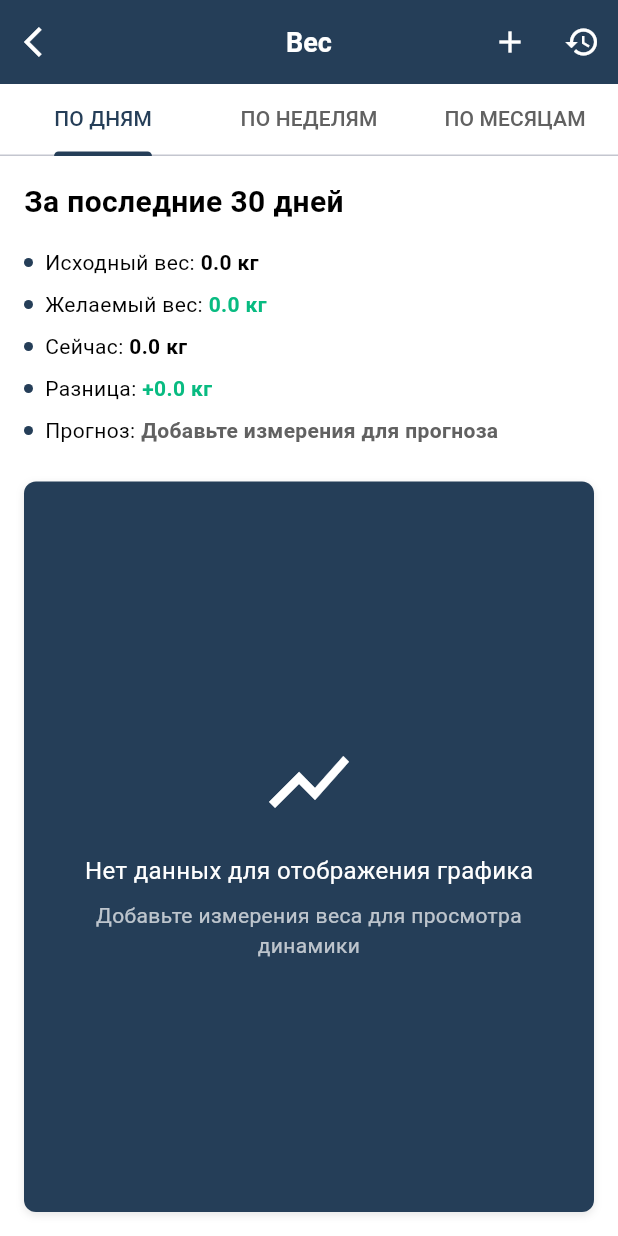
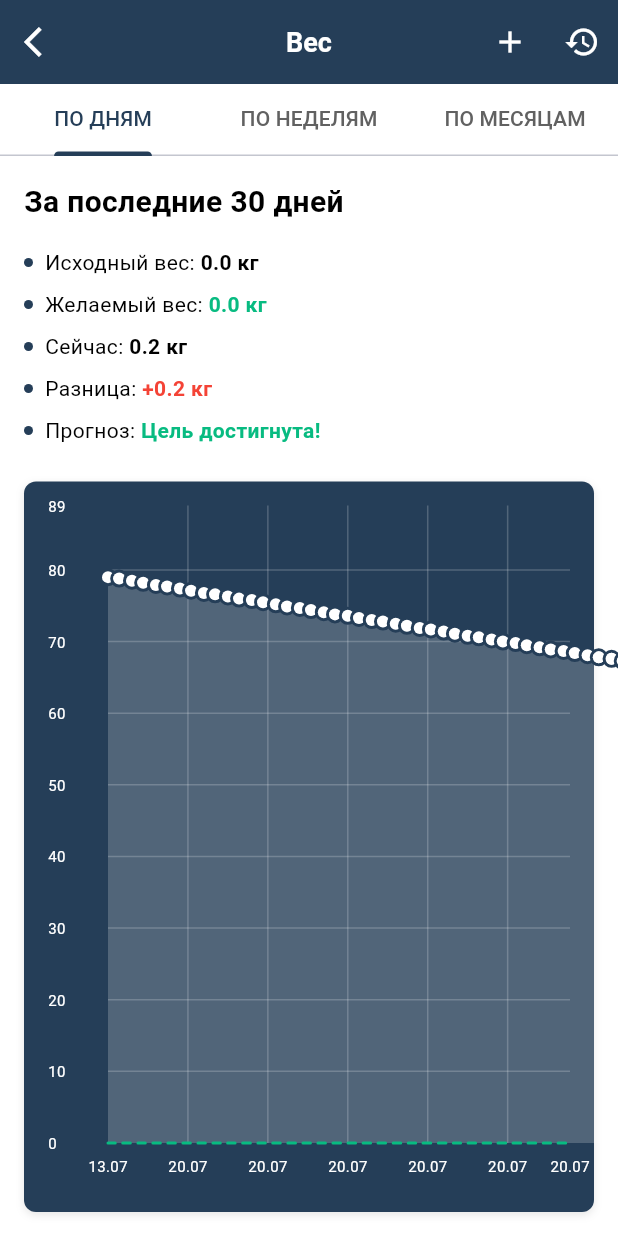
Before and after one commit to Nykolayr/tochka_balansa, a Flutter app: the WeightPage screen opened by its route, on a phone screen of 412 x 824 dp. Run offline on Flutter 3.47's test engine with Material 3 defaults, Android fonts, the phone set to English and light mode, and no system bars; drawn by our look-alikes of fl_chart; our stand-ins replace bloc, dio, equatable, flutter_bloc, flutter_secure_storage, flutter_svg and 10 more; missing offline and left inert: flutter_easylogger, flutter_keyboard_size, mobile_scanner; accounts and stored records are empty; statements that could not run were skipped.

Commit message:
тест для графика

```diff
--- /dev/null
+++ b/lib/core/constants/test_data.dart
@@ -0,0 +1,316 @@
+class TestData {
+  static const List<Map<String, dynamic>> weightData = [
+    {'daysOffset': 0, 'weight': 85.0},
+    {'daysOffset': 3, 'weight': 84.8},
+    {'daysOffset': 7, 'weight': 84.5},
+    {'daysOffset': 12, 'weight': 84.2},
+    {'daysOffset': 18, 'weight': 83.9},
+    {'daysOffset': 25, 'weight': 83.7},
+    {'daysOffset': 32, 'weight': 83.4},
+    {'daysOffset': 40, 'weight': 83.1},
+    {'daysOffset': 48, 'weight': 82.8},
+    {'daysOffset': 55, 'weight': 82.5},
+    {'daysOffset': 63, 'weight': 82.3},
+    {'daysOffset': 70, 'weight': 82.0},
+    {'daysOffset': 78, 'weight': 81.8},
+    {'daysOffset': 85, 'weight': 81.5},
+    {'daysOffset': 93, 'weight': 81.2},
+    {'daysOffset': 100, 'weight': 80.9},
+    {'daysOffset': 108, 'weight': 80.7},
+    {'daysOffset': 115, 'weight': 80.4},
+    {'daysOffset': 123, 'weight': 80.1},
+    {'daysOffset': 130, 'weight': 79.8},
+    {'daysOffset': 138, 'weight': 79.6},
+    {'daysOffset': 145, 'weight': 79.3},
+    {'daysOffset': 153, 'weight': 79.0},
+    {'daysOffset': 160, 'weight': 78.8},
+    {'daysOffset': 168, 'weight': 78.5},
+    {'daysOffset': 175, 'weight': 78.2},
+    {'daysOffset': 183, 'weight': 77.9},
+    {'daysOffset': 190, 'weight': 77.7},
+    {'daysOffset': 198, 'weight': 77.4},
+    {'daysOffset': 205, 'weight': 77.1},
+    {'daysOffset': 213, 'weight': 76.8},
+    {'daysOffset': 220, 'weight': 76.6},
+    {'daysOffset': 228, 'weight': 76.3},
+    {'daysOffset': 235, 'weight': 76.0},
+    {'daysOffset': 243, 'weight': 75.8},
+    {'daysOffset': 250, 'weight': 75.5},
+    {'daysOffset': 258, 'weight': 75.2},
+    {'daysOffset': 265, 'weight': 74.9},
+    {'daysOffset': 273, 'weight': 74.7},
+    {'daysOffset': 280, 'weight': 74.4},
+    {'daysOffset': 288, 'weight': 74.1},
+    {'daysOffset': 295, 'weight': 73.8},
+    {'daysOffset': 303, 'weight': 73.6},
+    {'daysOffset': 310, 'weight': 73.3},
+    {'daysOffset': 318, 'weight': 73.0},
+    {'daysOffset': 325, 'weight': 72.8},
+    {'daysOffset': 333, 'weight': 72.5},
+    {'daysOffset': 340, 'weight': 72.2},
+    {'daysOffset': 348, 'weight': 71.9},
+    {'daysOffset': 355, 'weight': 71.7},
+    {'daysOffset': 363, 'weight': 71.4},
+    {'daysOffset': 370, 'weight': 71.1},
+    {'daysOffset': 378, 'weight': 70.8},
+    {'daysOffset': 385, 'weight': 70.6},
+    {'daysOffset': 393, 'weight': 70.3},
+    {'daysOffset': 400, 'weight': 70.0},
+    {'daysOffset': 408, 'weight': 69.8},
+    {'daysOffset': 415, 'weight': 69.5},
+    {'daysOffset': 423, 'weight': 69.2},
+    {'daysOffset': 430, 'weight': 68.9},
+    {'daysOffset': 438, 'weight': 68.7},
+    {'daysOffset': 445, 'weight': 68.4},
+    {'daysOffset': 453, 'weight': 68.1},
+    {'daysOffset': 460, 'weight': 67.8},
+    {'daysOffset': 468, 'weight': 67.6},
+    {'daysOffset': 475, 'weight': 67.3},
+    {'daysOffset': 482, 'weight': 67.0},
+    {'daysOffset': 490, 'weight': 66.8},
+    {'daysOffset': 497, 'weight': 66.5},
+    {'daysOffset': 505, 'weight': 66.2},
+    {'daysOffset': 512, 'weight': 65.9},
+    {'daysOffset': 520, 'weight': 65.7},
+    {'daysOffset': 527, 'weight': 65.4},
+    {'daysOffset': 535, 'weight': 65.1},
+    {'daysOffset': 542, 'weight': 64.8},
+    {'daysOffset': 550, 'weight': 64.6},
+    {'daysOffset': 557, 'weight': 64.3},
+    {'daysOffset': 565, 'weight': 64.0},
+    {'daysOffset': 572, 'weight': 63.8},
+    {'daysOffset': 580, 'weight': 63.5},
+    {'daysOffset': 587, 'weight': 63.2},
+    {'daysOffset': 595, 'weight': 62.9},
+    {'daysOffset': 602, 'weight': 62.7},
+    {'daysOffset': 610, 'weight': 62.4},
+    {'daysOffset': 617, 'weight': 62.1},
+    {'daysOffset': 625, 'weight': 61.8},
+    {'daysOffset': 632, 'weight': 61.6},
+    {'daysOffset': 640, 'weight': 61.3},
+    {'daysOffset': 647, 'weight': 61.0},
+    {'daysOffset': 655, 'weight': 60.8},
+    {'daysOffset': 662, 'weight': 60.5},
+    {'daysOffset': 670, 'weight': 60.2},
+    {'daysOffset': 677, 'weight': 59.9},
+    {'daysOffset': 685, 'weight': 59.7},
+    {'daysOffset': 692, 'weight': 59.4},
+    {'daysOffset': 700, 'weight': 59.1},
+    {'daysOffset': 707, 'weight': 58.8},
+    {'daysOffset': 715, 'weight': 58.6},
+    {'daysOffset': 722, 'weight': 58.3},
+    {'daysOffset': 730, 'weight': 58.0},
+    {'daysOffset': 737, 'weight': 57.8},
+    {'daysOffset': 745, 'weight': 57.5},
+    {'daysOffset': 752, 'weight': 57.2},
+    {'daysOffset': 760, 'weight': 56.9},
+    {'daysOffset': 767, 'weight': 56.7},
+    {'daysOffset': 775, 'weight': 56.4},
+    {'daysOffset': 782, 'weight': 56.1},
+    {'daysOffset': 790, 'weight': 55.8},
+    {'daysOffset': 797, 'weight': 55.6},
+    {'daysOffset': 805, 'weight': 55.3},
+    {'daysOffset': 812, 'weight': 55.0},
+    {'daysOffset': 820, 'weight': 54.8},
+    {'daysOffset': 827, 'weight': 54.5},
+    {'daysOffset': 835, 'weight': 54.2},
+    {'daysOffset': 842, 'weight': 53.9},
+    {'daysOffset': 850, 'weight': 53.7},
+    {'daysOffset': 857, 'weight': 53.4},
+    {'daysOffset': 865, 'weight': 53.1},
+    {'daysOffset': 872, 'weight': 52.8},
+    {'daysOffset': 880, 'weight': 52.6},
+    {'daysOffset': 887, 'weight': 52.3},
+    {'daysOffset': 895, 'weight': 52.0},
+    {'daysOffset': 902, 'weight': 51.8},
+    {'daysOffset': 910, 'weight': 51.5},
+    {'daysOffset': 917, 'weight': 51.2},
+    {'daysOffset': 925, 'weight': 50.9},
+    {'daysOffset': 932, 'weight': 50.7},
+    {'daysOffset': 940, 'weight': 50.4},
+    {'daysOffset': 947, 'weight': 50.1},
+    {'daysOffset': 955, 'weight': 49.8},
+    {'daysOffset': 962, 'weight': 49.6},
+    {'daysOffset': 970, 'weight': 49.3},
+    {'daysOffset': 977, 'weight': 49.0},
+    {'daysOffset': 985, 'weight': 48.8},
+    {'daysOffset': 992, 'weight': 48.5},
+    {'daysOffset': 1000, 'weight': 48.2},
+    {'daysOffset': 1007, 'weight': 47.9},
+    {'daysOffset': 1015, 'weight': 47.7},
+    {'daysOffset': 1022, 'weight': 47.4},
+    {'daysOffset': 1030, 'weight': 47.1},
+    {'daysOffset': 1037, 'weight': 46.8},
+    {'daysOffset': 1045, 'weight': 46.6},
+    {'daysOffset': 1052, 'weight': 46.3},
+    {'daysOffset': 1060, 'weight': 46.0},
+    {'daysOffset': 1067, 'weight': 45.8},
+    {'daysOffset': 1075, 'weight': 45.5},
+    {'daysOffset': 1082, 'weight': 45.2},
+    {'daysOffset': 1090, 'weight': 44.9},
+    {'daysOffset': 1097, 'weight': 44.7},
+    {'daysOffset': 1105, 'weight': 44.4},
+    {'daysOffset': 1112, 'weight': 44.1},
+    {'daysOffset': 1120, 'weight': 43.8},
+    {'daysOffset': 1127, 'weight': 43.6},
+    {'daysOffset': 1135, 'weight': 43.3},
+    {'daysOffset': 1142, 'weight': 43.0},
+    {'daysOffset': 1150, 'weight': 42.8},
+    {'daysOffset': 1157, 'weight': 42.5},
+    {'daysOffset': 1165, 'weight': 42.2},
+    {'daysOffset': 1172, 'weight': 41.9},
+    {'daysOffset': 1180, 'weight': 41.7},
+    {'daysOffset': 1187, 'weight': 41.4},
+    {'daysOffset': 1195, 'weight': 41.1},
+    {'daysOffset': 1202, 'weight': 40.8},
+    {'daysOffset': 1210, 'weight': 40.6},
+    {'daysOffset': 1217, 'weight': 40.3},
+    {'daysOffset': 1225, 'weight': 40.0},
+    {'daysOffset': 1232, 'weight': 39.8},
+    {'daysOffset': 1240, 'weight': 39.5},
+    {'daysOffset': 1247, 'weight': 39.2},
+    {'daysOffset': 1255, 'weight': 38.9},
+    {'daysOffset': 1262, 'weight': 38.7},
+    {'daysOffset': 1270, 'weight': 38.4},
+    {'daysOffset': 1277, 'weight': 38.1},
+    {'daysOffset': 1285, 'weight': 37.8},
+    {'daysOffset': 1292, 'weight': 37.6},
+    {'daysOffset': 1300, 'weight': 37.3},
+    {'daysOffset': 1307, 'weight': 37.0},
+    {'daysOffset': 1315, 'weight': 36.8},
+    {'daysOffset': 1322, 'weight': 36.5},
+    {'daysOffset': 1330, 'weight': 36.2},
+    {'daysOffset': 1337, 'weight': 35.9},
+    {'daysOffset': 1345, 'weight': 35.7},
+    {'daysOffset': 1352, 'weight': 35.4},
+    {'daysOffset': 1360, 'weight': 35.1},
+    {'daysOffset': 1367, 'weight': 34.8},
+    {'daysOffset': 1375, 'weight': 34.6},
+    {'daysOffset': 1382, 'weight': 34.3},
+    {'daysOffset': 1390, 'weight': 34.0},
+    {'daysOffset': 1397, 'weight': 33.8},
+    {'daysOffset': 1405, 'weight': 33.5},
+    {'daysOffset': 1412, 'weight': 33.2},
+    {'daysOffset': 1420, 'weight': 32.9},
+    {'daysOffset': 1427, 'weight': 32.7},
+    {'daysOffset': 1435, 'weight': 32.4},
+    {'daysOffset': 1442, 'weight': 32.1},
+    {'daysOffset': 1450, 'weight': 31.8},
+    {'daysOffset': 1457, 'weight': 31.6},
+    {'daysOffset': 1465, 'weight': 31.3},
+    {'daysOffset': 1472, 'weight': 31.0},
+    {'daysOffset': 1480, 'weight': 30.8},
+    {'daysOffset': 1487, 'weight': 30.5},
+    {'daysOffset': 1495, 'weight': 30.2},
+    {'daysOffset': 1502, 'weight': 29.9},
+    {'daysOffset': 1510, 'weight': 29.7},
+    {'daysOffset': 1517, 'weight': 29.4},
+    {'daysOffset': 1525, 'weight': 29.1},
+    {'daysOffset': 1532, 'weight': 28.8},
+    {'daysOffset': 1540, 'weight': 28.6},
+    {'daysOffset': 1547, 'weight': 28.3},
+    {'daysOffset': 1555, 'weight': 28.0},
+    {'daysOffset': 1562, 'weight': 27.8},
+    {'daysOffset': 1570, 'weight': 27.5},
+    {'daysOffset': 1577, 'weight': 27.2},
+    {'daysOffset': 1585, 'weight': 26.9},
+    {'daysOffset': 1592, 'weight': 26.7},
+    {'daysOffset': 1600, 'weight': 26.4},
+    {'daysOffset': 1607, 'weight': 26.1},
+    {'daysOffset': 1615, 'weight': 25.8},
+    {'daysOffset': 1622, 'weight': 25.6},
+    {'daysOffset': 1630, 'weight': 25.3},
+    {'daysOffset': 1637, 'weight': 25.0},
+    {'daysOffset': 1645, 'weight': 24.8},
+    {'daysOffset': 1652, 'weight': 24.5},
+    {'daysOffset': 1660, 'weight': 24.2},
+    {'daysOffset': 1667, 'weight': 23.9},
+    {'daysOffset': 1675, 'weight': 23.7},
+    {'daysOffset': 1682, 'weight': 23.4},
+    {'daysOffset': 1690, 'weight': 23.1},
+    {'daysOffset': 1697, 'weight': 22.8},
+    {'daysOffset': 1705, 'weight': 22.6},
+    {'daysOffset': 1712, 'weight': 22.3},
+    {'daysOffset': 1720, 'weight': 22.0},
+    {'daysOffset': 1727, 'weight': 21.8},
+    {'daysOffset': 1735, 'weight': 21.5},
+    {'daysOffset': 1742, 'weight': 21.2},
+    {'daysOffset': 1750, 'weight': 20.9},
+    {'daysOffset': 1757, 'weight': 20.7},
+    {'daysOffset': 1765, 'weight': 20.4},
+    {'daysOffset': 1772, 'weight': 20.1},
+    {'daysOffset': 1780, 'weight': 19.8},
+    {'daysOffset': 1787, 'weight': 19.6},
+    {'daysOffset': 1795, 'weight': 19.3},
+    {'daysOffset': 1802, 'weight': 19.0},
+    {'daysOffset': 1810, 'weight': 18.8},
+    {'daysOffset': 1817, 'weight': 18.5},
+    {'daysOffset': 1825, 'weight': 18.2},
+    {'daysOffset': 1832, 'weight': 17.9},
+    {'daysOffset': 1840, 'weight': 17.7},
+    {'daysOffset': 1847, 'weight': 17.4},
+    {'daysOffset': 1855, 'weight': 17.1},
+    {'daysOffset': 1862, 'weight': 16.8},
+    {'daysOffset': 1870, 'weight': 16.6},
+    {'daysOffset': 1877, 'weight': 16.3},
+    {'daysOffset': 1885, 'weight': 16.0},
+    {'daysOffset': 1892, 'weight': 15.8},
+    {'daysOffset': 1900, 'weight': 15.5},
+    {'daysOffset': 1907, 'weight': 15.2},
+    {'daysOffset': 1915, 'weight': 14.9},
+    {'daysOffset': 1922, 'weight': 14.7},
+    {'daysOffset': 1930, 'weight': 14.4},
+    {'daysOffset': 1937, 'weight': 14.1},
+    {'daysOffset': 1945, 'weight': 13.8},
+    {'daysOffset': 1952, 'weight': 13.6},
+    {'daysOffset': 1960, 'weight': 13.3},
+    {'daysOffset': 1967, 'weight': 13.0},
+    {'daysOffset': 1975, 'weight': 12.8},
+    {'daysOffset': 1982, 'weight': 12.5},
+    {'daysOffset': 1990, 'weight': 12.2},
+    {'daysOffset': 1997, 'weight': 11.9},
+    {'daysOffset': 2005, 'weight': 11.7},
+    {'daysOffset': 2012, 'weight': 11.4},
+    {'daysOffset': 2020, 'weight': 11.1},
+    {'daysOffset': 2027, 'weight': 10.8},
+    {'daysOffset': 2035, 'weight': 10.6},
+    {'daysOffset': 2042, 'weight': 10.3},
+    {'daysOffset': 2050, 'weight': 10.0},
+    {'daysOffset': 2057, 'weight': 9.8},
+    {'daysOffset': 2065, 'weight': 9.5},
+    {'daysOffset': 2072, 'weight': 9.2},
+    {'daysOffset': 2080, 'weight': 8.9},
+    {'daysOffset': 2087, 'weight': 8.7},
+    {'daysOffset': 2095, 'weight': 8.4},
+    {'daysOffset': 2102, 'weight': 8.1},
+    {'daysOffset': 2110, 'weight': 7.8},
+    {'daysOffset': 2117, 'weight': 7.6},
+    {'daysOffset': 2125, 'weight': 7.3},
+    {'daysOffset': 2132, 'weight': 7.0},
+    {'daysOffset': 2140, 'weight': 6.8},
+    {'daysOffset': 2147, 'weight': 6.5},
+    {'daysOffset': 2155, 'weight': 6.2},
+    {'daysOffset': 2162, 'weight': 5.9},
+    {'daysOffset': 2170, 'weight': 5.7},
+    {'daysOffset': 2177, 'weight': 5.4},
+    {'daysOffset': 2185, 'weight': 5.1},
+    {'daysOffset': 2192, 'weight': 4.8},
+    {'daysOffset': 2200, 'weight': 4.6},
+    {'daysOffset': 2207, 'weight': 4.3},
+    {'daysOffset': 2215, 'weight': 4.0},
+    {'daysOffset': 2222, 'weight': 3.8},
+    {'daysOffset': 2230, 'weight': 3.5},
+    {'daysOffset': 2237, 'weight': 3.2},
+    {'daysOffset': 2245, 'weight': 2.9},
+    {'daysOffset': 2252, 'weight': 2.7},
+    {'daysOffset': 2260, 'weight': 2.4},
+    {'daysOffset': 2267, 'weight': 2.1},
+    {'daysOffset': 2275, 'weight': 1.8},
+    {'daysOffset': 2282, 'weight': 1.6},
+    {'daysOffset': 2290, 'weight': 1.3},
+    {'daysOffset': 2297, 'weight': 1.0},
+    {'daysOffset': 2305, 'weight': 0.8},
+    {'daysOffset': 2312, 'weight': 0.5},
+    {'daysOffset': 2320, 'weight': 0.2},
+  ];
+}
--- a/lib/presentation/pages/health/weight_page.dart
+++ b/lib/presentation/pages/health/weight_page.dart
@@ -11,6 +11,7 @@ import 'package:tochka_balansa/presentation/pages/health/widgets/add_weight_dial
 import 'package:tochka_balansa/presentation/pages/health/widgets/weight_forecast_widget.dart';
 import 'package:tochka_balansa/presentation/pages/health/widgets/weight_chart_widget.dart';
 import 'package:tochka_balansa/presentation/widgets/app_bar.dart';
+import 'package:tochka_balansa/core/constants/test_data.dart';
 
 class WeightPage extends StatefulWidget {
   const WeightPage({super.key});
@@ -23,6 +24,29 @@ class _WeightPageState extends State<WeightPage>
     with SingleTickerProviderStateMixin {
   late TabController _tabController;
   int _selectedTabIndex = 0;
+
+  // ВРЕМЕННАЯ ФУНКЦИЯ ДЛЯ ТЕСТИРОВАНИЯ - УБРАТЬ ПОСЛЕ ПРОВЕРКИ!
+  List<HealthMetric> _generateTestWeightData() {
+    final now = DateTime.now();
+    final sixMonthsAgo = DateTime(now.year, now.month - 6, now.day);
+
+    // Создаем HealthMetric объекты
+    final testMetrics = <HealthMetric>[];
+
+    for (final data in TestData.weightData) {
+      final date = sixMonthsAgo.add(Duration(days: data['daysOffset'] as int));
+      final metric = HealthMetric(
+        id: 'test_${date.millisecondsSinceEpoch}',
+        type: HealthMetricType.weight,
+        value: data['weight'].toString(),
+        timestamp: date,
+        note: 'Тестовые данные',
+      );
+      testMetrics.add(metric);
+    }
+
+    return testMetrics;
+  }
 
   @override
   void initState() {
@@ -62,10 +86,11 @@ class _WeightPageState extends State<WeightPage>
       body: BlocBuilder<HealthBloc, HealthState>(
         bloc: Get.find<HealthBloc>(),
         builder: (context, state) {
-          // Получаем все измерения веса
-          final weightMetrics = state.healthData.metrics
-              .where((m) => m.type == HealthMetricType.weight)
-              .toList();
+          // ВРЕМЕННО: используем тестовые данные вместо реальных
+          // final weightMetrics = state.healthData.metrics
+          //     .where((m) => m.type == HealthMetricType.weight)
+          //     .toList();
+          final weightMetrics = _generateTestWeightData();
 
           // Сортируем по дате (новые сверху для списка, старые сверху для графика)
           weightMetrics.sort((a, b) => b.timestamp.compareTo(a.timestamp));
@@ -121,8 +146,8 @@ class _WeightPageState extends State<WeightPage>
               )
               .toList();
 
-          // Сортируем для графика (старые сначала)
-          filteredMetrics.sort((a, b) => a.timestamp.compareTo(b.timestamp));
+          // Сортируем для графика (новые сначала для свайпа)
+          filteredMetrics.sort((a, b) => b.timestamp.compareTo(a.timestamp));
 
           return Column(
             crossAxisAlignment: CrossAxisAlignment.start,
```
